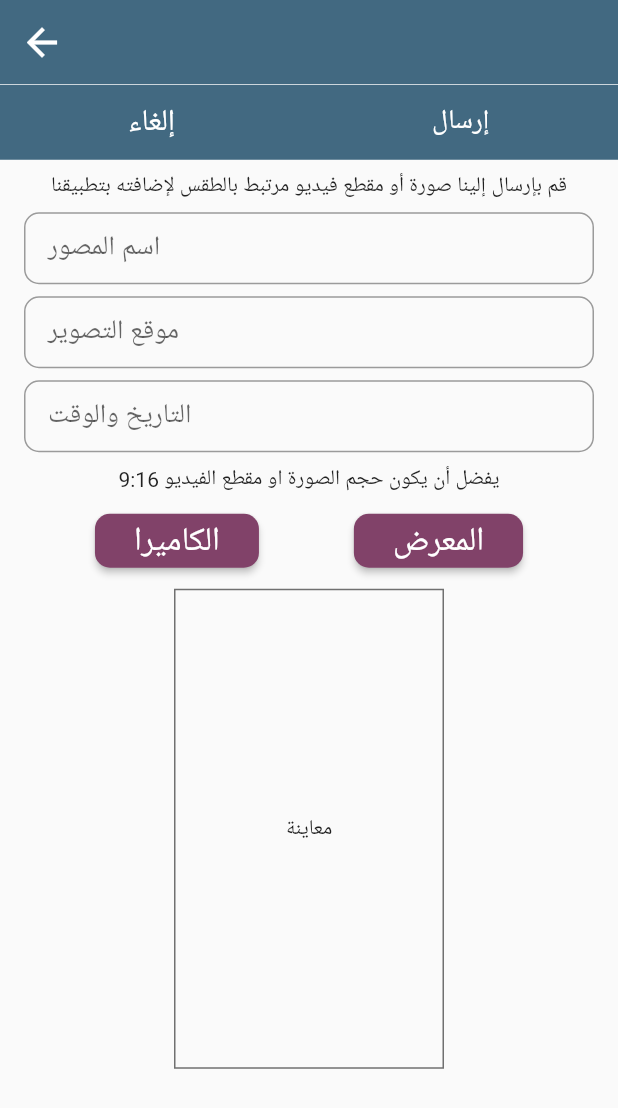
After one commit to githussein/weather_social_network_flutter, a Flutter app: the ReelsScreen screen opened directly, after a tap on the "add box" icon, on a phone screen of 412 x 824 dp. The commit adds this screen. Shown: the top 1108 px of the screen. Run offline on Flutter 3.47's test engine with Material 2 defaults, Android fonts, the light colour scheme and no system bars; our stand-ins replace webview_flutter; network calls fail.

Commit message:
feature/MH-05-send-photo-screen

```diff
--- a/lib/screens/bottom_nav_bar.dart
+++ b/lib/screens/bottom_nav_bar.dart
@@ -61,7 +61,7 @@ class _BottomNavBarState extends State<BottomNavBar> {
           padding: EdgeInsets.only(bottom: 8),
           child: Image(image: AssetImage('assets/img/sat.png')),
         ),
-        label: 'صور الأقمار الاصطناعية',
+        label: 'خرائط الطقس',
       ),
       const BottomNavigationBarItem(
         icon: Padding(
--- a/lib/screens/map_screen.dart
+++ b/lib/screens/map_screen.dart
@@ -52,7 +52,7 @@ class _MapScreenState extends State<MapScreen> {
     return Scaffold(
       appBar: AppBar(
         title: const Text(
-          'صور الأقمار الاصطناعية',
+          'خرائط الطقس',
           style: TextStyle(
               fontSize: 20, fontWeight: FontWeight.bold, color: Colors.white),
         ),
--- a/lib/screens/menu_screens/report_screen.dart
+++ b/lib/screens/menu_screens/report_screen.dart
@@ -28,9 +28,9 @@ class _ReportScreenState extends State<ReportScreen> {
       body: SingleChildScrollView(
         child: Column(
           children: [
-            const SizedBox(height: 1),
+            const SizedBox(height: 0.5),
             Container(
-              height: 60,
+              height: 50,
               width: double.infinity,
               color: const Color(0xff426981),
               child: Row(
--- a/lib/screens/reels_screen.dart
+++ b/lib/screens/reels_screen.dart
@@ -3,6 +3,7 @@ import 'package:flutter/material.dart';
 import '../screens/settings.dart';
 import '../services/ad_helper.dart';
 import 'notifications_screen.dart';
+import 'send_photo_screen.dart';
 
 class ReelsScreen extends StatefulWidget {
   const ReelsScreen({Key? key}) : super(key: key);
@@ -134,6 +135,16 @@ class _ReelsScreenState extends State<ReelsScreen> {
               onPressed: () => Navigator.push(
                   context,
                   MaterialPageRoute(
+                      builder: (context) => const SendPhotoScreen())),
+              icon: const Icon(
+                Icons.add_box_outlined,
+                size: 30,
+                color: Colors.white,
+              )),
+          IconButton(
+              onPressed: () => Navigator.push(
+                  context,
+                  MaterialPageRoute(
                       builder: (context) => const NotificationsScreen())),
               icon: const Icon(
                 Icons.notifications,
--- /dev/null
+++ b/lib/screens/send_photo_screen.dart
@@ -0,0 +1,159 @@
+import 'package:flutter/material.dart';
+
+class SendPhotoScreen extends StatefulWidget {
+  const SendPhotoScreen({Key? key}) : super(key: key);
+
+  @override
+  State<SendPhotoScreen> createState() => _SendPhotoScreen();
+}
+
+class _SendPhotoScreen extends State<SendPhotoScreen> {
+  @override
+  Widget build(BuildContext context) {
+    return Scaffold(
+      appBar: AppBar(
+        leading: IconButton(
+          icon: const Icon(Icons.arrow_back, size: 30),
+          onPressed: () => Navigator.of(context).pop(),
+        ),
+        elevation: 0,
+        centerTitle: false,
+        backgroundColor: const Color(0xff426981),
+      ),
+      body: SingleChildScrollView(
+        child: Column(
+          children: [
+            const SizedBox(height: 0.5),
+            Container(
+              height: 50,
+              width: double.infinity,
+              color: const Color(0xff426981),
+              child: Row(
+                mainAxisAlignment: MainAxisAlignment.spaceAround,
+                children: const [
+                  Text(
+                    'إلغاء',
+                    style: TextStyle(
+                      fontSize: 20,
+                      color: Colors.white,
+                    ),
+                  ),
+                  Text(
+                    'إرسال',
+                    style: TextStyle(
+                      fontSize: 18,
+                      color: Colors.white,
+                    ),
+                  ),
+                ],
+              ),
+            ),
+            const SizedBox(height: 8),
+            const Padding(
+              padding: EdgeInsets.symmetric(horizontal: 8),
+              child: Text(
+                'قم بإرسال إلينا صورة أو مقطع فيديو مرتبط بالطقس لإضافته بتطبيقنا',
+                textAlign: TextAlign.center,
+              ),
+            ),
+            const SizedBox(height: 8),
+            const Padding(
+              padding: EdgeInsets.symmetric(horizontal: 16),
+              child: TextField(
+                decoration: InputDecoration(
+                  contentPadding: EdgeInsets.symmetric(horizontal: 16),
+                  hintStyle: TextStyle(fontSize: 18),
+                  hintText: 'اسم المصور',
+                  border: OutlineInputBorder(
+                    borderRadius: BorderRadius.all(Radius.circular(10)),
+                  ),
+                ),
+              ),
+            ),
+            const SizedBox(height: 8),
+            const Padding(
+              padding: EdgeInsets.symmetric(horizontal: 16),
+              child: TextField(
+                decoration: InputDecoration(
+                  contentPadding: EdgeInsets.symmetric(horizontal: 16),
+                  hintStyle: TextStyle(fontSize: 18),
+                  hintText: 'موقع التصوير',
+                  border: OutlineInputBorder(
+                    borderRadius: BorderRadius.all(Radius.circular(10)),
+                  ),
+                ),
+              ),
+            ),
+            const SizedBox(height: 8),
+            const Padding(
+              padding: EdgeInsets.symmetric(horizontal: 16),
+              child: TextField(
+                decoration: InputDecoration(
+                  contentPadding: EdgeInsets.symmetric(horizontal: 16),
+                  hintStyle: TextStyle(fontSize: 18),
+                  hintText: 'التاريخ والوقت',
+                  border: OutlineInputBorder(
+                    borderRadius: BorderRadius.all(Radius.circular(10)),
+                  ),
+                ),
+              ),
+            ),
+            const SizedBox(height: 8),
+            const Text('يفضل أن يكون حجم الصورة او مقطع الفيديو 9:16'),
+            const SizedBox(height: 8),
+            Row(
+              mainAxisAlignment: MainAxisAlignment.spaceEvenly,
+              children: [
+                ElevatedButton(
+                    style: ButtonStyle(
+                        padding: MaterialStateProperty.all<EdgeInsets>(
+                            const EdgeInsets.symmetric(horizontal: 26)),
+                        foregroundColor:
+                            MaterialStateProperty.all<Color>(Colors.white),
+                        backgroundColor: MaterialStateProperty.all<Color>(
+                            const Color(0xff814269)),
+                        shape:
+                            MaterialStateProperty.all<RoundedRectangleBorder>(
+                                RoundedRectangleBorder(
+                          borderRadius: BorderRadius.circular(10),
+                          // side: BorderSide(color: Colors.red),
+                        ))),
+                    onPressed: () {},
+                    child:
+                        const Text('الكاميرا', style: TextStyle(fontSize: 22))),
+                ElevatedButton(
+                    style: ButtonStyle(
+                        padding: MaterialStateProperty.all<EdgeInsets>(
+                            const EdgeInsets.symmetric(horizontal: 26)),
+                        foregroundColor:
+                            MaterialStateProperty.all<Color>(Colors.white),
+                        backgroundColor: MaterialStateProperty.all<Color>(
+                            const Color(0xff814269)),
+                        shape:
+                            MaterialStateProperty.all<RoundedRectangleBorder>(
+                                RoundedRectangleBorder(
+                          borderRadius: BorderRadius.circular(10),
+                          // side: BorderSide(color: Colors.red),
+                        ))),
+                    onPressed: () {},
+                    child:
+                        const Text('المعرض', style: TextStyle(fontSize: 22))),
+              ],
+            ),
+            const SizedBox(height: 8),
+            Container(
+              height: 320,
+              width: 180,
+              decoration: BoxDecoration(
+                  border: Border.all(color: const Color(0xff707070))),
+              child: const Center(
+                child: Text('معاينة'),
+              ),
+            ),
+            const SizedBox(height: 16),
+          ],
+        ),
+      ),
+    );
+  }
+}
```
